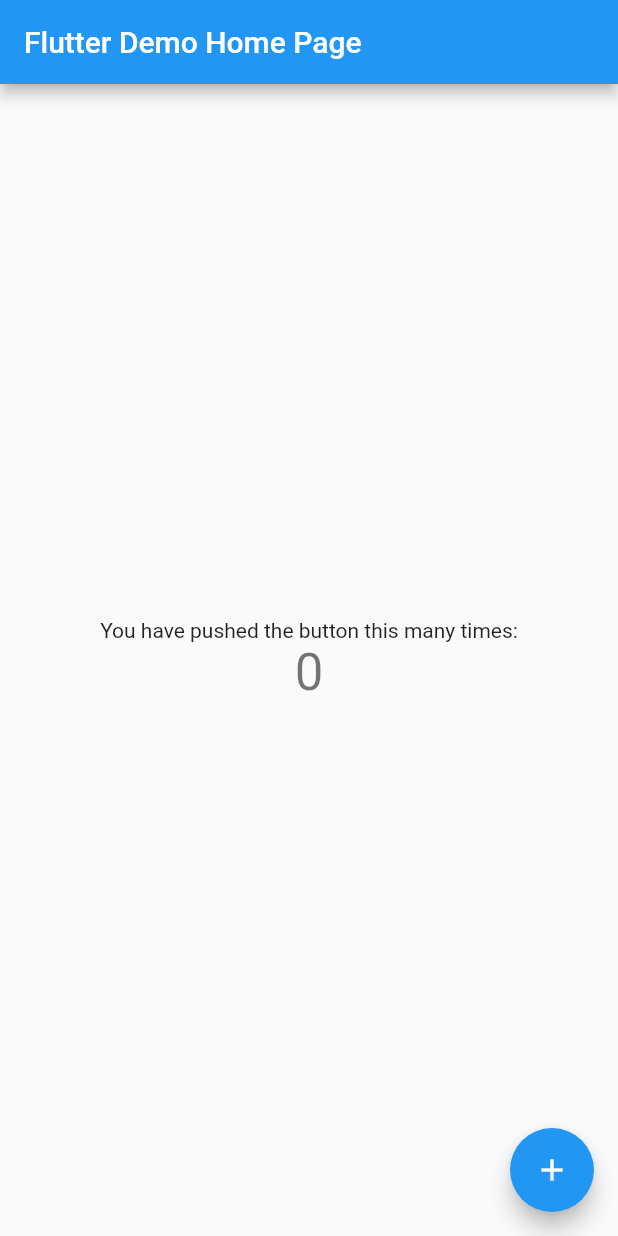
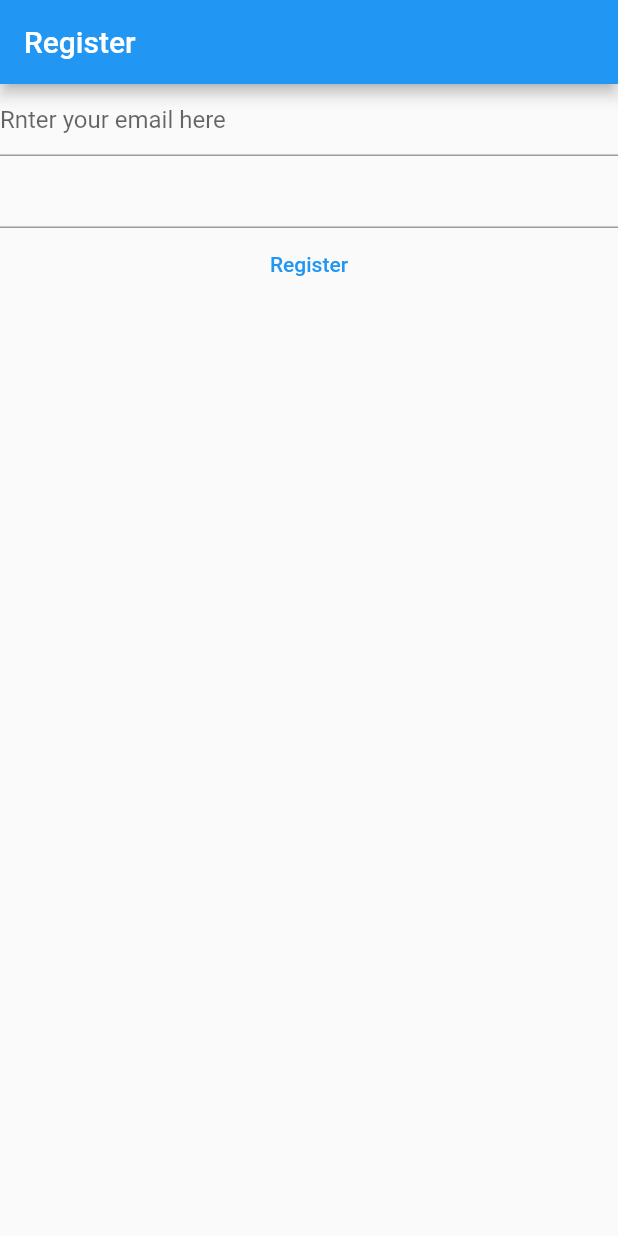
Before and after one commit to gary-the-gamer/flutterApp.github.io, a Flutter app: the screen it shows after launch, on a phone screen of 412 x 824 dp. Run offline on Flutter 3.47's test engine with Material 2 defaults, Android fonts, the phone set to English and light mode, and no system bars; our stand-ins replace firebase_core; accounts and stored records are empty.

Commit message:
register ui

```diff
--- a/flutterapp/lib/main.dart
+++ b/flutterapp/lib/main.dart
@@ -1,115 +1,62 @@
 import 'package:flutter/material.dart';
 
 void main() {
-  runApp(const MyApp());
+  runApp(
+    MaterialApp(
+      title: 'Flutter Demo',
+      theme: ThemeData(
+        primarySwatch: Colors.blue,
+      ),
+      home: const HomePage(),
+    ),
+  );
 }
 
-class MyApp extends StatelessWidget {
-  const MyApp({super.key});
+class HomePage extends StatefulWidget {
+  const HomePage({super.key});
 
-  // This widget is the root of your application.
   @override
-  Widget build(BuildContext context) {
-    return MaterialApp(
-      title: 'Flutter Demo',
-      theme: ThemeData(
-        // This is the theme of your application.
-        //
-        // Try running your application with "flutter run". You'll see the
-        // application has a blue toolbar. Then, without quitting the app, try
-        // changing the primarySwatch below to Colors.green and then invoke
-        // "hot reload" (press "r" in the console where you ran "flutter run",
-        // or simply save your changes to "hot reload" in a Flutter IDE).
-        // Notice that the counter didn't reset back to zero; the application
-        // is not restarted.
-        primarySwatch: Colors.blue,
-      ),
-      home: const MyHomePage(title: 'Flutter Demo Home Page'),
-    );
-  }
+  State<HomePage> createState() => _HomePageState();
 }
 
-class MyHomePage extends StatefulWidget {
-  const MyHomePage({super.key, required this.title});
-
-  // This widget is the home page of your application. It is stateful, meaning
-  // that it has a State object (defined below) that contains fields that affect
-  // how it looks.
-
-  // This class is the configuration for the state. It holds the values (in this
-  // case the title) provided by the parent (in this case the App widget) and
-  // used by the build method of the State. Fields in a Widget subclass are
-  // always marked "final".
-
-  final String title;
+class _HomePageState extends State<HomePage> {
+  late final TextEditingController _email;
+  late final TextEditingController _password;
 
   @override
-  State<MyHomePage> createState() => _MyHomePageState();
-}
+  void initState() {
+    _email = TextEditingController();
+    _password = TextEditingController();
+    super.initState();
+  }
 
-class _MyHomePageState extends State<MyHomePage> {
-  int _counter = 0;
-
-  void _incrementCounter() {
-    setState(() {
-      // This call to setState tells the Flutter framework that something has
-      // changed in this State, which causes it to rerun the build method below
-      // so that the display can reflect the updated values. If we changed
-      // _counter without calling setState(), then the build method would not be
-      // called again, and so nothing would appear to happen.
-      _counter++;
-    });
+  @override
+  void dispose() {
+    _email.dispose();
+    _password.dispose();
+    super.dispose();
   }
 
   @override
   Widget build(BuildContext context) {
-    // This method is rerun every time setState is called, for instance as done
-    // by the _incrementCounter method above.
-    //
-    // The Flutter framework has been optimized to make rerunning build methods
-    // fast, so that you can just rebuild anything that needs updating rather
-    // than having to individually change instances of widgets.
     return Scaffold(
-      appBar: AppBar(
-        // Here we take the value from the MyHomePage object that was created by
-        // the App.build method, and use it to set our appbar title.
-        title: Text(widget.title),
+      appBar: AppBar(title: const Text("Register")),
+      body: Column(
+        children: [
+          TextField(
+            decoration: InputDecoration(hintText: "Rnter your email here"),
+            controller: _email,
+
+          ),
+          TextField(
+            controller: _password,
+          ),
+          TextButton(
+            onPressed: () async {},
+            child: const Text("Register"),
+          ),
+        ],
       ),
-      body: Center(
-        // Center is a layout widget. It takes a single child and positions it
-        // in the middle of the parent.
-        child: Column(
-          // Column is also a layout widget. It takes a list of children and
-          // arranges them vertically. By default, it sizes itself to fit its
-          // children horizontally, and tries to be as tall as its parent.
-          //
-          // Invoke "debug painting" (press "p" in the console, choose the
-          // "Toggle Debug Paint" action from the Flutter Inspector in Android
-          // Studio, or the "Toggle Debug Paint" command in Visual Studio Code)
-          // to see the wireframe for each widget.
-          //
-          // Column has various properties to control how it sizes itself and
-          // how it positions its children. Here we use mainAxisAlignment to
-          // center the children vertically; the main axis here is the vertical
-          // axis because Columns are vertical (the cross axis would be
-          // horizontal).
-          mainAxisAlignment: MainAxisAlignment.center,
-          children: <Widget>[
-            const Text(
-              'You have pushed the button this many times:',
-            ),
-            Text(
-              '$_counter',
-              style: Theme.of(context).textTheme.headline4,
-            ),
-          ],
-        ),
-      ),
-      floatingActionButton: FloatingActionButton(
-        onPressed: _incrementCounter,
-        tooltip: 'Increment',
-        child: const Icon(Icons.add),
-      ), // This trailing comma makes auto-formatting nicer for build methods.
     );
   }
 }
```
Also changed, not shown: flutterapp/lib/firebase_options.dart (added), flutterapp/package-lock.json (added), 6 other files.
